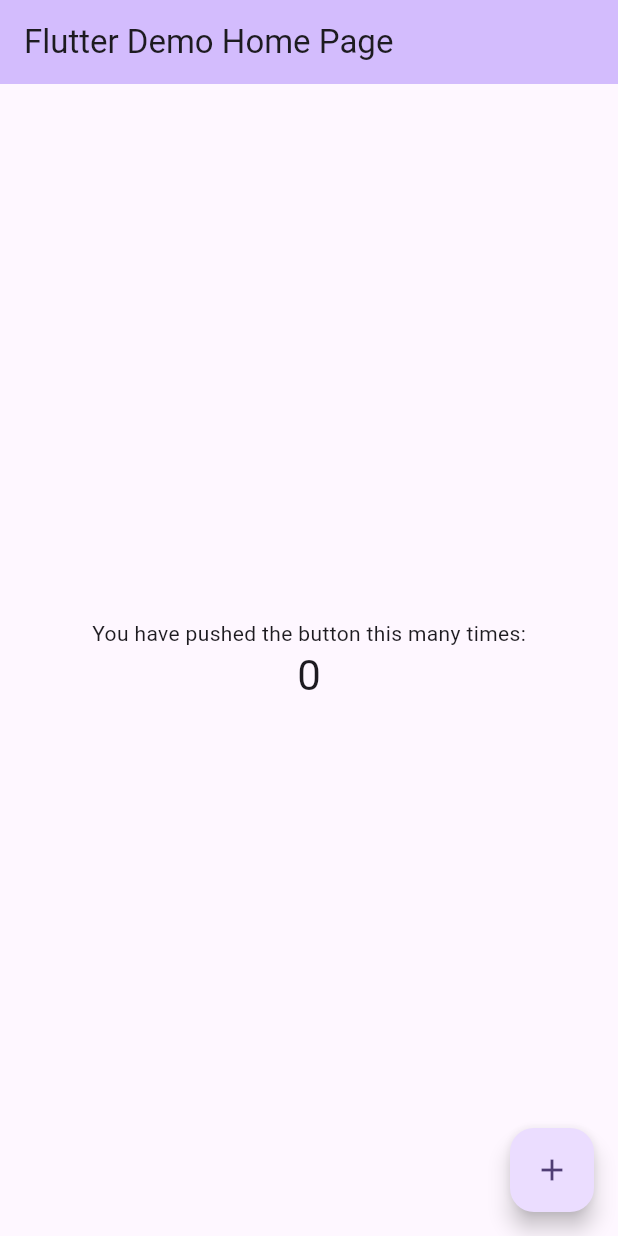
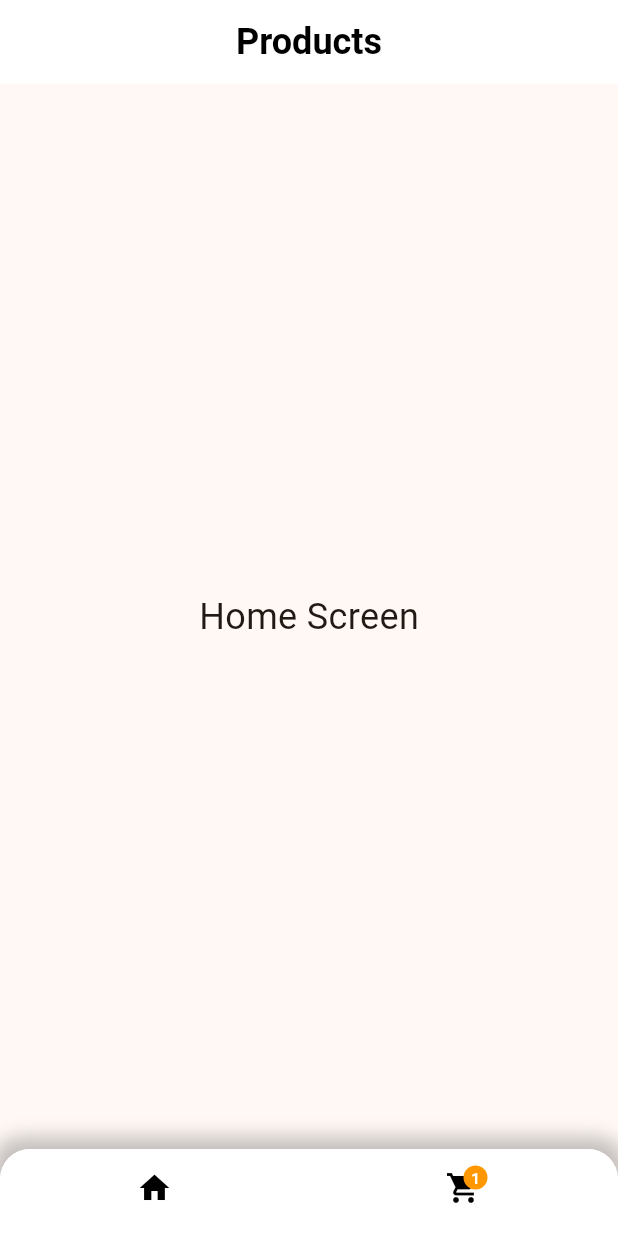
Before and after one commit to AnyaGimpel/shop, a Flutter app: the screen it shows after launch, on a phone screen of 412 x 824 dp. Run offline on Flutter 3.47's test engine with Material 3 defaults, Android fonts, the phone set to English and light mode, and no system bars; our stand-ins replace flutter_bloc.

Commit message:
Added navigation

```diff
--- /dev/null
+++ b/lib/app.dart
@@ -0,0 +1,30 @@
+import 'package:flutter/material.dart';
+import 'ui/screens/my_home_page.dart';
+
+
+class MyApp extends StatelessWidget {
+  const MyApp({super.key});
+
+  @override
+  Widget build(BuildContext context) {
+    return MaterialApp(
+      title: 'Shop app',
+      theme: ThemeData(
+        colorScheme: ColorScheme.fromSeed(seedColor: Colors.orange),
+        useMaterial3: true,
+
+        appBarTheme: const AppBarTheme(
+          centerTitle: true,
+          titleTextStyle: TextStyle(
+              fontWeight: FontWeight.bold,
+              color: Colors.black,
+              fontSize: 24
+          ),
+          backgroundColor: Colors.white
+        ),
+      ),
+
+      home: const MyHomePage(),
+    );
+  }
+}
--- /dev/null
+++ b/lib/blocs/navigation_cubit.dart
@@ -0,0 +1,7 @@
+import 'package:flutter_bloc/flutter_bloc.dart';
+
+class NavigationCubit extends Cubit<int> {
+  NavigationCubit() : super(0);
+
+  void setScreen(int index) => emit(index);
+}
--- a/lib/main.dart
+++ b/lib/main.dart
@@ -1,125 +1,13 @@
 import 'package:flutter/material.dart';
+import 'package:flutter_bloc/flutter_bloc.dart';
+import 'blocs/navigation_cubit.dart';
+import 'app.dart';
 
 void main() {
-  runApp(const MyApp());
+  runApp(
+    BlocProvider(
+      create: (_) => NavigationCubit(),
+      child: const MyApp(),
+    ),
+  );
 }
-
-class MyApp extends StatelessWidget {
-  const MyApp({super.key});
-
-  // This widget is the root of your application.
-  @override
-  Widget build(BuildContext context) {
-    return MaterialApp(
-      title: 'Flutter Demo',
-      theme: ThemeData(
-        // This is the theme of your application.
-        //
-        // TRY THIS: Try running your application with "flutter run". You'll see
-        // the application has a purple toolbar. Then, without quitting the app,
-        // try changing the seedColor in the colorScheme below to Colors.green
-        // and then invoke "hot reload" (save your changes or press the "hot
-        // reload" button in a Flutter-supported IDE, or press "r" if you used
-        // the command line to start the app).
-        //
-        // Notice that the counter didn't reset back to zero; the application
-        // state is not lost during the reload. To reset the state, use hot
-        // restart instead.
-        //
-        // This works for code too, not just values: Most code changes can be
-        // tested with just a hot reload.
-        colorScheme: ColorScheme.fromSeed(seedColor: Colors.deepPurple),
-        useMaterial3: true,
-      ),
-      home: const MyHomePage(title: 'Flutter Demo Home Page'),
-    );
-  }
-}
-
-class MyHomePage extends StatefulWidget {
-  const MyHomePage({super.key, required this.title});
-
-  // This widget is the home page of your application. It is stateful, meaning
-  // that it has a State object (defined below) that contains fields that affect
-  // how it looks.
-
-  // This class is the configuration for the state. It holds the values (in this
-  // case the title) provided by the parent (in this case the App widget) and
-  // used by the build method of the State. Fields in a Widget subclass are
-  // always marked "final".
-
-  final String title;
-
-  @override
-  State<MyHomePage> createState() => _MyHomePageState();
-}
-
-class _MyHomePageState extends State<MyHomePage> {
-  int _counter = 0;
-
-  void _incrementCounter() {
-    setState(() {
-      // This call to setState tells the Flutter framework that something has
-      // changed in this State, which causes it to rerun the build method below
-      // so that the display can reflect the updated values. If we changed
-      // _counter without calling setState(), then the build method would not be
-      // called again, and so nothing would appear to happen.
-      _counter++;
-    });
-  }
-
-  @override
-  Widget build(BuildContext context) {
-    // This method is rerun every time setState is called, for instance as done
-    // by the _incrementCounter method above.
-    //
-    // The Flutter framework has been optimized to make rerunning build methods
-    // fast, so that you can just rebuild anything that needs updating rather
-    // than having to individually change instances of widgets.
-    return Scaffold(
-      appBar: AppBar(
-        // TRY THIS: Try changing the color here to a specific color (to
-        // Colors.amber, perhaps?) and trigger a hot reload to see the AppBar
-        // change color while the other colors stay the same.
-        backgroundColor: Theme.of(context).colorScheme.inversePrimary,
-        // Here we take the value from the MyHomePage object that was created by
-        // the App.build method, and use it to set our appbar title.
-        title: Text(widget.title),
-      ),
-      body: Center(
-        // Center is a layout widget. It takes a single child and positions it
-        // in the middle of the parent.
-        child: Column(
-          // Column is also a layout widget. It takes a list of children and
-          // arranges them vertically. By default, it sizes itself to fit its
-          // children horizontally, and tries to be as tall as its parent.
-          //
-          // Column has various properties to control how it sizes itself and
-          // how it positions its children. Here we use mainAxisAlignment to
-          // center the children vertically; the main axis here is the vertical
-          // axis because Columns are vertical (the cross axis would be
-          // horizontal).
-          //
-          // TRY THIS: Invoke "debug painting" (choose the "Toggle Debug Paint"
-          // action in the IDE, or press "p" in the console), to see the
-          // wireframe for each widget.
-          mainAxisAlignment: MainAxisAlignment.center,
-          children: <Widget>[
-            const Text(
-              'You have pushed the button this many times:',
-            ),
-            Text(
-              '$_counter',
-              style: Theme.of(context).textTheme.headlineMedium,
-            ),
-          ],
-        ),
-      ),
-      floatingActionButton: FloatingActionButton(
-        onPressed: _incrementCounter,
-        tooltip: 'Increment',
-        child: const Icon(Icons.add),
-      ), // This trailing comma makes auto-formatting nicer for build methods.
-    );
-  }
-}
--- /dev/null
+++ b/lib/ui/screens/cart.dart
@@ -0,0 +1,15 @@
+import 'package:flutter/material.dart';
+
+class Cart extends StatelessWidget {
+  const Cart({super.key});
+
+  @override
+  Widget build(BuildContext context) {
+    return const Center(
+      child: Text(
+        'Cart Screen',
+        style: TextStyle(fontSize: 24),
+      ),
+    );
+  }
+}
--- /dev/null
+++ b/lib/ui/screens/home.dart
@@ -0,0 +1,15 @@
+import 'package:flutter/material.dart';
+
+class Home extends StatelessWidget {
+  const Home({super.key});
+
+  @override
+  Widget build(BuildContext context) {
+    return const Center(
+      child: Text(
+        'Home Screen',
+        style: TextStyle(fontSize: 24),
+      ),
+    );
+  }
+}
--- /dev/null
+++ b/lib/ui/screens/my_home_page.dart
@@ -0,0 +1,31 @@
+import 'package:flutter/material.dart';
+import 'package:flutter_bloc/flutter_bloc.dart';
+import 'package:shop/ui/screens/cart.dart';
+import 'package:shop/ui/screens/home.dart';
+import 'package:shop/blocs/navigation_cubit.dart';
+import '../widgets/custom_bottom_navigation_bar.dart';
+
+class MyHomePage extends StatelessWidget {
+  const MyHomePage({super.key});
+
+  static const List<Widget> _screens = [
+    Home(),
+    Cart(),
+  ];
+
+  static const List<String> _titles = [
+    'Products',
+    'Cart',
+  ];
+
+  @override
+  Widget build(BuildContext context) {
+    return Scaffold(
+      appBar: AppBar(
+        title: Text(_titles[context.watch<NavigationCubit>().state]),
+      ),
+      body: _screens[context.watch<NavigationCubit>().state],
+      bottomNavigationBar: const CustomBottomNavigationBar(),
+    );
+  }
+}
--- /dev/null
+++ b/lib/ui/widgets/cart_indicator.dart
@@ -0,0 +1,36 @@
+import 'package:flutter/material.dart';
+
+class CartIndicator extends StatelessWidget {
+  final String count; // Количество товаров в корзине
+
+  const CartIndicator({super.key, this.count = '1'});
+
+
+  @override
+  Widget build(BuildContext context) {
+    return Positioned(
+      top: -4,
+      right: -4,
+      child: Container(
+        padding: const EdgeInsets.all(2),
+        decoration: const BoxDecoration(
+          color: Colors.orange,
+          shape: BoxShape.circle,
+        ),
+        constraints: const BoxConstraints(
+          minWidth: 16,
+          minHeight: 16,
+        ),
+        child: Text(
+          count,
+          style: const TextStyle(
+            color: Colors.white,
+            fontSize: 10,
+            fontWeight: FontWeight.bold,
+          ),
+          textAlign: TextAlign.center,
+        ),
+      ),
+    );
+  }
+}
--- /dev/null
+++ b/lib/ui/widgets/custom_bottom_navigation_bar.dart
@@ -0,0 +1,79 @@
+import 'package:flutter/material.dart';
+import 'package:flutter_bloc/flutter_bloc.dart';
+import '../../blocs/navigation_cubit.dart';
+import 'cart_indicator.dart';
+
+class CustomBottomNavigationBar extends StatelessWidget {
+  const CustomBottomNavigationBar({super.key});
+
+  @override
+  Widget build(BuildContext context) {
+    return BlocBuilder<NavigationCubit, int>(
+      builder: (context, selectedIndex) {
+        return Container(
+          decoration: const BoxDecoration(
+            color: Colors.white,
+            borderRadius: BorderRadius.only(
+              topLeft: Radius.circular(20),
+              topRight: Radius.circular(20),
+            ),
+            boxShadow: [
+              BoxShadow(
+                color: Color.fromARGB(60, 0, 0, 0),
+                spreadRadius: 5,
+                blurRadius: 10,
+                offset: Offset(0, -3),
+              ),
+            ],
+          ),
+          child: ClipRRect(
+            borderRadius: const BorderRadius.only(
+              topLeft: Radius.circular(20),
+              topRight: Radius.circular(20),
+            ),
+            child: BottomNavigationBar(
+              currentIndex: selectedIndex,
+              onTap: (index) {
+                // При нажатии изменяем текущий индекс экрана
+                context.read<NavigationCubit>().setScreen(index);
+              },
+              items: [
+                _buildNavigationBarItem(
+                  icon: Icons.home,
+                  label: 'Home',
+                ),
+                _buildNavigationBarItem(
+                  icon: Icons.shopping_cart,
+                  label: 'Cart',
+                  showCartIndicator: true,
+                ),
+              ],
+              backgroundColor: Colors.white,
+              selectedItemColor: Colors.black,
+              unselectedItemColor: Colors.black,
+              showSelectedLabels: false,
+              showUnselectedLabels: false,
+            ),
+          ),
+        );
+      },
+    );
+  }
+
+  BottomNavigationBarItem _buildNavigationBarItem({
+    required IconData icon,
+    required String label,
+    bool showCartIndicator = false,
+  }) {
+    return BottomNavigationBarItem(
+      icon: Stack(
+        clipBehavior: Clip.none,
+        children: [
+          Icon(icon),
+          if (showCartIndicator) const CartIndicator(count: '1'), // Индикатор корзины
+        ],
+      ),
+      label: label,
+    );
+  }
+}
```
Also changed, not shown: pubspec.yaml (+1 -69 lines), pubspec.lock, 1 other file.
